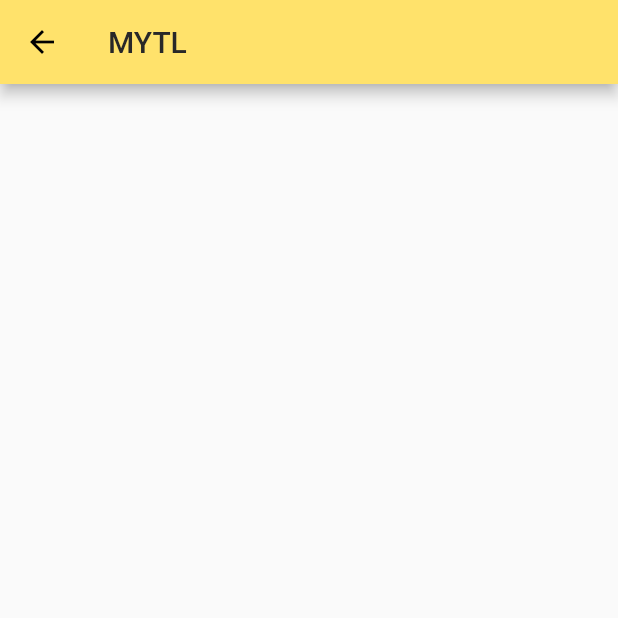
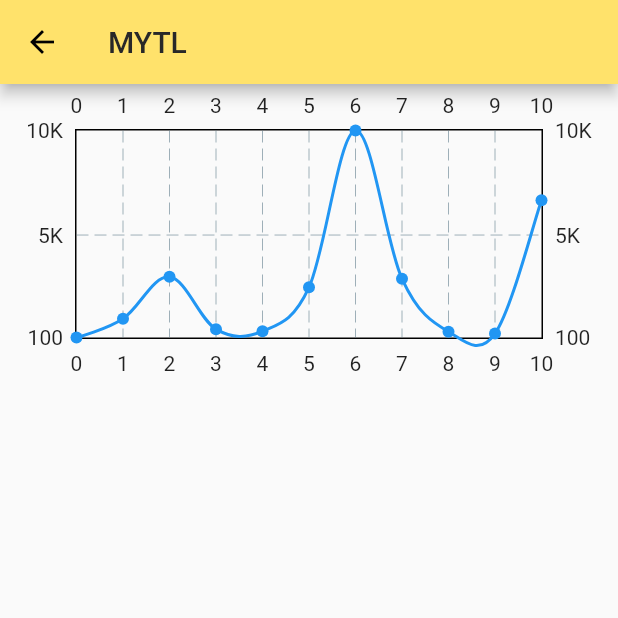
Before and after one commit to tomoki-miso/onedaydiary, a Flutter app: the ProfilePage screen opened directly, on a phone screen of 412 x 824 dp, the top half of it. Run offline on Flutter 3.47's test engine with Material 2 defaults, Android fonts, the light colour scheme and no system bars; drawn by our look-alikes of fl_chart; our stand-ins replace cloud_firestore, firebase_auth, firebase_core, flutter_native_splash, google_sign_in, shared_preferences; missing offline and left inert: flutter_overboard; accounts and stored records are empty.

Commit message:
eleven commit

```diff
--- a/lib/profile.dart
+++ b/lib/profile.dart
@@ -6,6 +6,7 @@ import 'package:test_flutter/before_signup.dart';
 import 'firebase_options.dart';
 import 'main.dart';
 import 'signup.dart';
+import 'package:fl_chart/fl_chart.dart';
 
 class ProfilePage extends StatelessWidget {
   const ProfilePage({Key? key}) : super(key: key);
@@ -24,14 +25,50 @@ class ProfilePage extends StatelessWidget {
         title: Text("MYTL",
             style: TextStyle(color: Color.fromARGB(255, 40, 40, 40))),
       ),
-      body: StreamBuilder<QuerySnapshot>(
+      body: Column(
+        children: [
+          Container(
+            height: 200,
+            width: 400,
+            child: LineChart(
+              LineChartData(
+                lineTouchData: LineTouchData(enabled: false),
+                lineBarsData: [
+                  LineChartBarData(
+                    spots: [
+                   FlSpot(0, 100),
+                      FlSpot(1, 1000),
+                      FlSpot(2, 3000),
+                      FlSpot(3, 500),
+                      FlSpot(4, 400),
+                      FlSpot(5, 2500),
+                      FlSpot(6,10000),
+                      FlSpot(7, 2909),
+                      FlSpot(8, 376),
+                      FlSpot(9, 290),
+                      FlSpot(10, 6666),
+                    ],
+                    isCurved: true,
+                    barWidth: 2,
+                    color: Colors.blue
+                  ),
+                ],
+
+
+
+              ),
+            ),
+          ),
+          Expanded(
+            child: StreamBuilder<QuerySnapshot>(
               stream: FirebaseFirestore.instance
                   .collection("user")
                   .doc(currentUser.uid)
                   .collection("userPosts")
                   .orderBy('createdAt', descending: true)
                   .snapshots(),
-        builder: (BuildContext context, AsyncSnapshot<QuerySnapshot> snapshot) {
+              builder:
+                  (BuildContext context, AsyncSnapshot<QuerySnapshot> snapshot) {
                 if (snapshot.connectionState == ConnectionState.waiting) {
                   return Center(child: CircularProgressIndicator());
                 }
@@ -58,6 +95,9 @@ class ProfilePage extends StatelessWidget {
                 );
               },
             ),
+          ),
+        ],
+      ),
     );
   }
 }
--- a/pubspec.yaml
+++ b/pubspec.yaml
@@ -22,6 +22,7 @@ dependencies:
   google_sign_in: ^6.0.2
   flutter_overboard: ^3.1.1
   shared_preferences: ^2.0.20
+  fl_chart: ^0.61.0
 
 flutter:
   uses-material-design: true
```
Also changed, not shown: pubspec.lock. Lines whose indentation alone changed are shown as unchanged.
